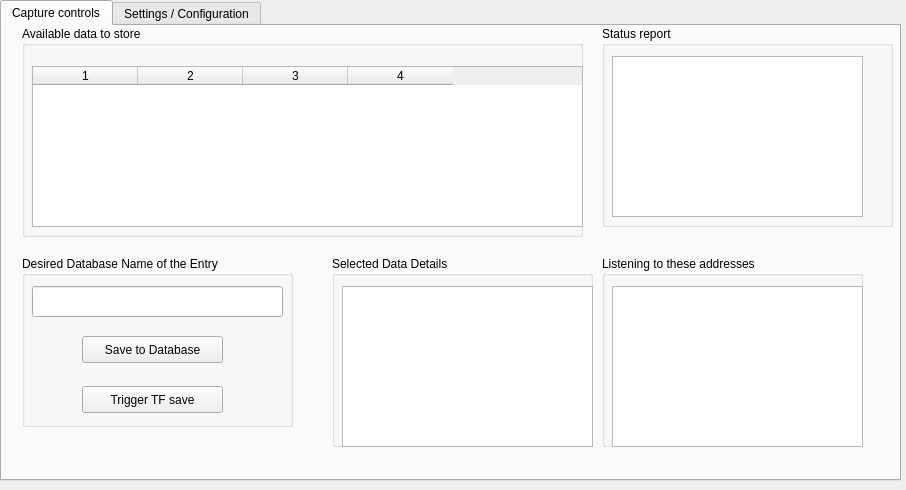
First picture: the form in helping_hand_gui/qt/helpinghand.ui, repository ReconCycle/helping_hand, before the edit.
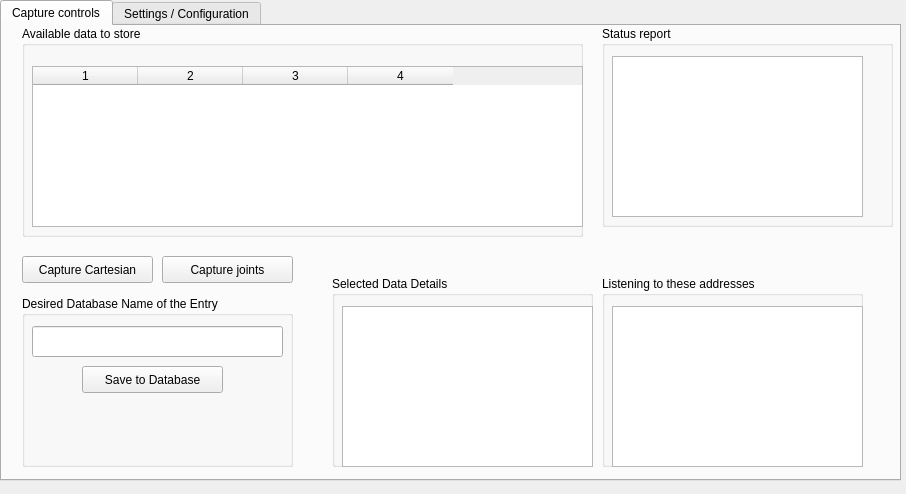
Second picture: the form after the edit.

Commit message: New button for joint save & better GUI

```diff
--- a/helping_hand_gui/qt/helpinghand.ui
+++ b/helping_hand_gui/qt/helpinghand.ui
@@ -7,7 +7,7 @@
     <x>0</x>
     <y>0</y>
     <width>906</width>
-    <height>490</height>
+    <height>494</height>
    </rect>
   </property>
   <property name="minimumSize">
@@ -36,7 +36,7 @@
      <property name="geometry">
       <rect>
        <x>600</x>
-       <y>230</y>
+       <y>250</y>
        <width>261</width>
        <height>191</height>
       </rect>
@@ -88,7 +88,7 @@
      <property name="geometry">
       <rect>
        <x>20</x>
-       <y>230</y>
+       <y>270</y>
        <width>271</width>
        <height>171</height>
       </rect>
@@ -100,7 +100,7 @@
       <property name="geometry">
        <rect>
         <x>60</x>
-        <y>80</y>
+        <y>70</y>
         <width>141</width>
         <height>27</height>
        </rect>
@@ -119,19 +119,6 @@
        </rect>
       </property>
      </widget>
-     <widget class="QPushButton" name="trigger_button">
-      <property name="geometry">
-       <rect>
-        <x>60</x>
-        <y>130</y>
-        <width>141</width>
-        <height>27</height>
-       </rect>
-      </property>
-      <property name="text">
-       <string>Trigger TF save</string>
-      </property>
-     </widget>
     </widget>
     <widget class="QGroupBox" name="listeningObj_2">
      <property name="geometry">
@@ -176,7 +163,7 @@
      <property name="geometry">
       <rect>
        <x>330</x>
-       <y>230</y>
+       <y>250</y>
        <width>261</width>
        <height>191</height>
       </rect>
@@ -198,6 +185,32 @@
       </property>
      </widget>
     </widget>
+    <widget class="QPushButton" name="capture_tf_button">
+     <property name="geometry">
+      <rect>
+       <x>20</x>
+       <y>230</y>
+       <width>131</width>
+       <height>27</height>
+      </rect>
+     </property>
+     <property name="text">
+      <string>Capture Cartesian</string>
+     </property>
+    </widget>
+    <widget class="QPushButton" name="capture_joints_button">
+     <property name="geometry">
+      <rect>
+       <x>160</x>
+       <y>230</y>
+       <width>131</width>
+       <height>27</height>
+      </rect>
+     </property>
+     <property name="text">
+      <string>Capture joints</string>
+     </property>
+    </widget>
    </widget>
    <widget class="QWidget" name="setttings">
     <property name="toolTip">
```
The commit also changes 2 other files.
